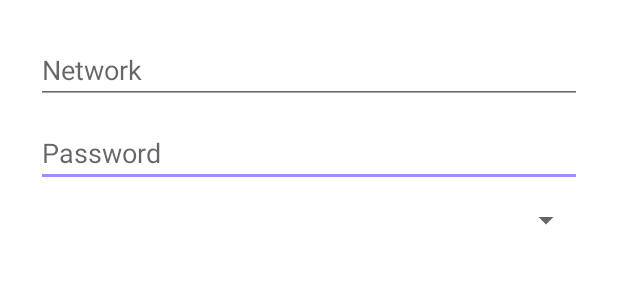
After one commit to Jorge-eng/shiba-android, an Android app: the layout fragment_dialog_wifi_sign_in.xml on its own in the app's theme, with its tools: preview values and no code run, on a phone screen of 412 x 824 dp. The commit adds this screen. Shown: the top 300 px of the screen. Run offline under Robolectric (Android 15) with nearby library versions, the phone set to English and light mode, and no system bars.

Commit message:
sign into wifi network screen

```diff
--- a/app/src/main/java/is/hello/shiba/ui/fragments/ScanFragment.java
+++ b/app/src/main/java/is/hello/shiba/ui/fragments/ScanFragment.java
@@ -24,7 +24,7 @@ import is.hello.shiba.R;
 import is.hello.shiba.graph.SensePresenter;
 import is.hello.shiba.graph.ShibaFragment;
 import is.hello.shiba.ui.MainActivity;
-import is.hello.shiba.ui.adapter.SimpleAdapter;
+import is.hello.shiba.ui.adapter.SimpleListAdapter;
 import is.hello.shiba.ui.dialogs.ErrorDialogFragment;
 import is.hello.shiba.ui.dialogs.LoadingDialogFragment;
 import is.hello.shiba.ui.util.Styles;
@@ -38,13 +38,13 @@ public class ScanFragment extends ShibaFragment implements AdapterView.OnItemCli
     private ProgressBar activityIndicator;
     private MenuItem scanItem;
     private Subscription currentScan;
-    private SimpleAdapter<SensePeripheral> adapter;
+    private SimpleListAdapter<SensePeripheral> adapter;
 
     @Override
     public void onCreate(Bundle savedInstanceState) {
         super.onCreate(savedInstanceState);
 
-        this.adapter = new SimpleAdapter<>(getActivity(), SensePeripheral::getName, SensePeripheral::getDeviceId);
+        this.adapter = new SimpleListAdapter<>(getActivity(), SensePeripheral::getName, SensePeripheral::getDeviceId);
 
         setRetainInstance(true);
     }
--- a/app/src/main/java/is/hello/shiba/ui/fragments/SignInFragment.java
+++ b/app/src/main/java/is/hello/shiba/ui/fragments/SignInFragment.java
@@ -18,7 +18,7 @@ import is.hello.shiba.api.model.Environment;
 import is.hello.shiba.api.model.OAuthCredentials;
 import is.hello.shiba.graph.ApiPresenter;
 import is.hello.shiba.graph.ShibaFragment;
-import is.hello.shiba.ui.adapter.SimpleAdapter;
+import is.hello.shiba.ui.adapter.SimpleSpinnerAdapter;
 import is.hello.shiba.ui.dialogs.ErrorDialogFragment;
 import is.hello.shiba.ui.dialogs.LoadingDialogFragment;
 import is.hello.shiba.ui.util.EditorActionHandler;
@@ -36,7 +36,7 @@ public class SignInFragment extends ShibaFragment {
 
         this.environment = (Spinner) view.findViewById(R.id.fragment_sign_in_environment);
 
-        SimpleAdapter<Environment> adapter = new SimpleAdapter<>(getActivity(), e -> e.host, null);
+        SimpleSpinnerAdapter<Environment> adapter = new SimpleSpinnerAdapter<>(getActivity(), e -> e.host);
         adapter.addAll(Environment.getAll());
         environment.setAdapter(adapter);
 
--- /dev/null
+++ b/app/src/main/res/layout/fragment_dialog_wifi_sign_in.xml
@@ -0,0 +1,36 @@
+<?xml version="1.0" encoding="utf-8"?>
+<LinearLayout xmlns:android="http://schemas.android.com/apk/res/android"
+    android:orientation="vertical"
+    android:layout_width="match_parent"
+    android:layout_height="match_parent"
+    android:padding="@dimen/gap_outer">
+
+    <EditText
+        android:id="@+id/fragment_dialog_wifi_sign_in_network"
+        android:layout_width="match_parent"
+        android:layout_height="wrap_content"
+        android:layout_marginBottom="@dimen/gap_small"
+        android:nextFocusForward="@+id/fragment_dialog_wifi_sign_in_pass"
+        android:imeOptions="flagNoExtractUi|actionNext"
+        android:inputType="text"
+        android:hint="@string/title_network"/>
+
+    <EditText
+        android:id="@+id/fragment_dialog_wifi_sign_in_pass"
+        android:layout_width="match_parent"
+        android:layout_height="wrap_content"
+        android:layout_marginBottom="@dimen/gap_small"
+        android:imeOptions="flagNoExtractUi|actionGo"
+        android:inputType="textVisiblePassword"
+        android:hint="@string/title_password">
+
+        <requestFocus />
+
+    </EditText>
+
+    <Spinner
+        android:id="@+id/fragment_dialog_wifi_sign_in_security"
+        android:layout_width="match_parent"
+        android:layout_height="wrap_content" />
+
+</LinearLayout>
--- a/app/src/main/res/layout/fragment_scan.xml
+++ b/app/src/main/res/layout/fragment_scan.xml
@@ -3,7 +3,8 @@
     xmlns:app="http://schemas.android.com/apk/res-auto"
     android:orientation="vertical"
     android:layout_width="match_parent"
-    android:layout_height="match_parent">
+    android:layout_height="match_parent"
+    android:keepScreenOn="true">
 
     <android.support.v7.widget.Toolbar
         android:id="@+id/fragment_scan_toolbar"
--- a/app/src/main/res/layout/fragment_wifi.xml
+++ b/app/src/main/res/layout/fragment_wifi.xml
@@ -3,7 +3,8 @@
     xmlns:app="http://schemas.android.com/apk/res-auto"
     android:orientation="vertical"
     android:layout_width="match_parent"
-    android:layout_height="match_parent">
+    android:layout_height="match_parent"
+    android:keepScreenOn="true">
 
     <android.support.v7.widget.Toolbar
         android:layout_width="match_parent"
--- a/app/src/main/res/values/dimens.xml
+++ b/app/src/main/res/values/dimens.xml
@@ -1,6 +1,6 @@
 <resources>
     <dimen name="gap_outer">24dp</dimen>
-    <dimen name="gap_tiny">3dp</dimen>
+    <dimen name="gap_tiny">5dp</dimen>
     <dimen name="gap_small">10dp</dimen>
     <dimen name="gap_medium">16dp</dimen>
     <dimen name="gap_large">25dp</dimen>
--- a/app/src/main/res/values/strings.xml
+++ b/app/src/main/res/values/strings.xml
@@ -10,6 +10,8 @@
     <string name="title_device_support_level">Device Support Level</string>
     <string name="title_sense">Sense</string>
     <string name="title_wifi_networks">Scan for WiFi networks</string>
+    <string name="title_network">Network</string>
+    <string name="title_sign_into_wifi_network">Sign into WiFi network</string>
 
     <string name="message_confirm_sign_out">Are you sure you want to sign out?</string>
 
@@ -40,4 +42,5 @@
     <string name="security_type_wep">WEP</string>
     <string name="security_type_wpa">WPA</string>
     <string name="security_type_wpa2">WPA2</string>
+    <string name="title_other_network">Other…</string>
 </resources>
```
Also changed, not shown: app/src/main/java/is/hello/shiba/ui/adapter/SimpleListAdapter.java (renamed from app/src/main/java/is/hello/shiba/ui/adapter/SimpleAdapter.java, +6 -6 lines), app/src/main/java/is/hello/shiba/ui/adapter/SimpleSpinnerAdapter.java (added, +52 -0 lines), app/src/main/java/is/hello/shiba/ui/dialogs/WiFiSignInDialogFragment.java (added, +108 -0 lines), app/src/main/java/is/hello/shiba/ui/fragments/WiFiFragment.java (+63 -3 lines), app/src/main/res/layout/item_simple_spinner.xml (added, +10 -0 lines), app/src/main/res/layout/item_simple_spinner_dropdown.xml (added, +12 -0 lines), app/src/main/res/layout/item_simple_list.xml (renamed from app/src/main/res/layout/item_detail.xml).
